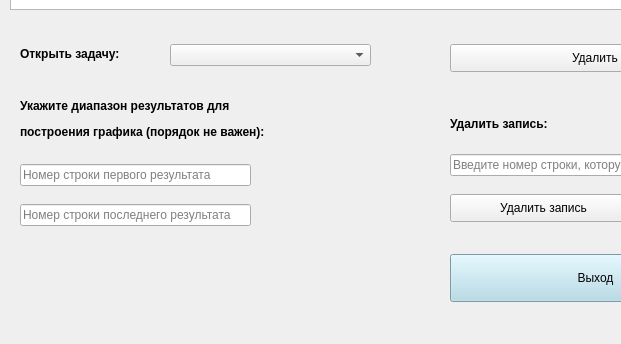
BorislavTimoshin/TaskCompletionDiary, file Design/Russian/main.ui: the form before one commit; both pictures show x 0 to 621 and y 385 to 729 of the 800 by 729 pixel window.
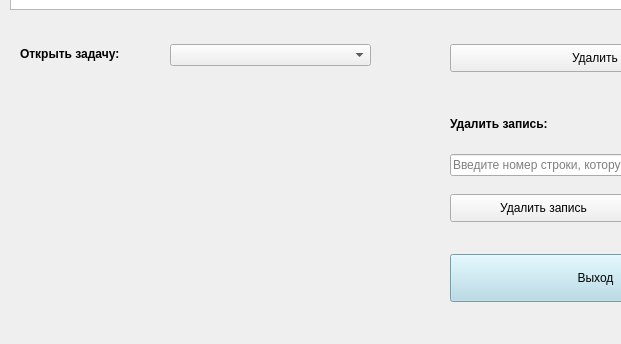
The form after the commit. Icons and pictures are not drawn.

The edit to the form file:
```diff
--- a/Design/Russian/main.ui
+++ b/Design/Russian/main.ui
@@ -158,19 +158,6 @@
      <string>Удалить запись</string>
     </property>
    </widget>
-   <widget class="QLabel" name="lbl_plotting">
-    <property name="geometry">
-     <rect>
-      <x>20</x>
-      <y>460</y>
-      <width>461</width>
-      <height>51</height>
-     </rect>
-    </property>
-    <property name="text">
-     <string>&lt;html&gt;&lt;head/&gt;&lt;body&gt;&lt;p&gt;&lt;span style=&quot; font-size:9pt; font-weight:600;&quot;&gt;Укажите диапазон результатов для &lt;/span&gt;&lt;/p&gt;&lt;p&gt;&lt;span style=&quot; font-size:9pt; font-weight:600;&quot;&gt;построения графика (порядок не важен):&lt;/span&gt;&lt;/p&gt;&lt;/body&gt;&lt;/html&gt;</string>
-    </property>
-   </widget>
    <widget class="QPushButton" name="btn_logout">
     <property name="geometry">
      <rect>
@@ -219,32 +206,6 @@
      </item>
     </layout>
    </widget>
-   <widget class="QLineEdit" name="LE_last_result">
-    <property name="geometry">
-     <rect>
-      <x>20</x>
-      <y>570</y>
-      <width>231</width>
-      <height>22</height>
-     </rect>
-    </property>
-    <property name="placeholderText">
-     <string>Номер строки последнего результата</string>
-    </property>
-   </widget>
-   <widget class="QLineEdit" name="LE_first_result">
-    <property name="geometry">
-     <rect>
-      <x>20</x>
-      <y>530</y>
-      <width>231</width>
-      <height>22</height>
-     </rect>
-    </property>
-    <property name="placeholderText">
-     <string>Номер строки первого результата</string>
-    </property>
-   </widget>
    <zorder>lbl_open_task</zorder>
    <zorder>CB_tasks</zorder>
    <zorder>btn_delete_task</zorder>
```
Left out of the diff: 3 changed lines with no effect on the pictures.
